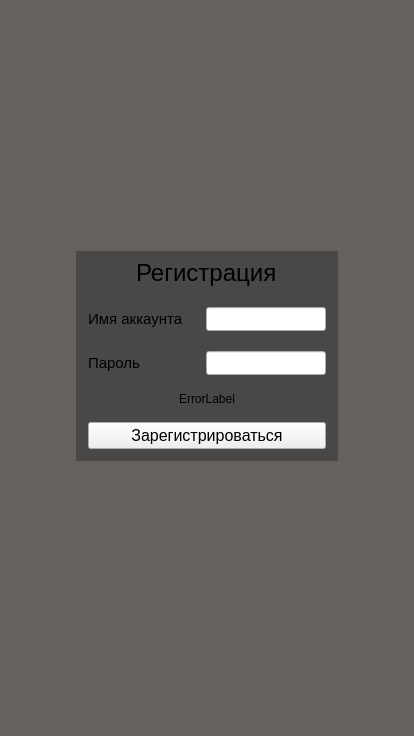
First picture: the form in ui/registrationWindow.ui, repository erandj/up, before the edit.
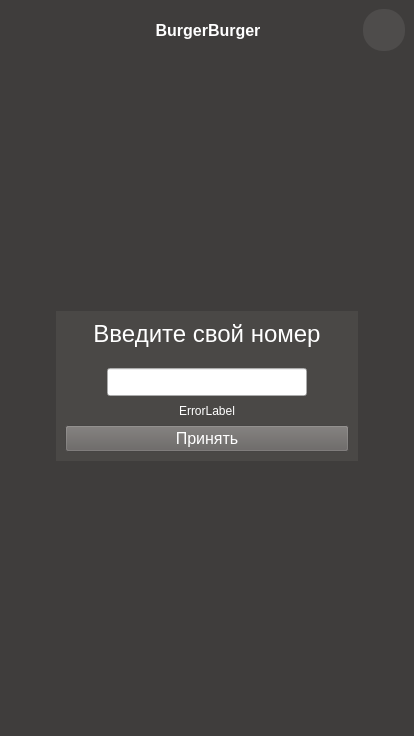
Second picture: the form after the edit. Icons and pictures are not drawn.

Patch:
```diff
--- a/ui/registrationWindow.ui
+++ b/ui/registrationWindow.ui
@@ -15,17 +15,14 @@
   </property>
   <widget class="QWidget" name="centralwidget">
    <property name="styleSheet">
-    <string notr="true">#mainWidget{
-	background-color:rgb(100, 97, 95)
+    <string notr="true">#MainWidget{
+	background-color:rgb(63, 61, 60);
 }
 
-#loginWidget{
-	background-color:rgb(74, 72, 70)
+#LoginWidget{
+	background-color:rgb(74, 72, 70);
 }
-
-#registrationWidget{
-	background-color:rgb(74, 72, 70)
-}</string>
+</string>
    </property>
    <layout class="QHBoxLayout" name="horizontalLayout">
     <property name="leftMargin">
@@ -41,38 +38,127 @@
      <number>0</number>
     </property>
     <item>
-     <widget class="QWidget" name="mainWidget" native="true">
+     <widget class="QWidget" name="MainWidget" native="true">
+      <property name="styleSheet">
+       <string notr="true">QLabel{
+	color:rgb(255, 255, 255);
+}
+
+QPushButton{
+	color:rgb(255, 255, 255);
+	background-color: rgba(255, 255, 255, 20);
+}</string>
+      </property>
       <layout class="QVBoxLayout" name="verticalLayout">
        <property name="spacing">
         <number>0</number>
        </property>
        <property name="leftMargin">
-        <number>76</number>
+        <number>0</number>
        </property>
        <property name="topMargin">
         <number>0</number>
        </property>
        <property name="rightMargin">
-        <number>76</number>
+        <number>0</number>
        </property>
        <property name="bottomMargin">
         <number>0</number>
        </property>
        <item>
-        <spacer name="verticalSpacer_5">
-         <property name="orientation">
-          <enum>Qt::Vertical</enum>
+        <widget class="QWidget" name="TitleWidget" native="true">
+         <property name="sizePolicy">
+          <sizepolicy hsizetype="Preferred" vsizetype="Fixed">
+           <horstretch>0</horstretch>
+           <verstretch>0</verstretch>
+          </sizepolicy>
          </property>
-         <property name="sizeType">
-          <enum>QSizePolicy::Preferred</enum>
-         </property>
-         <property name="sizeHint" stdset="0">
+         <property name="minimumSize">
           <size>
-           <width>20</width>
-           <height>251</height>
+           <width>0</width>
+           <height>60</height>
           </size>
          </property>
-        </spacer>
+         <property name="styleSheet">
+          <string notr="true">QPushButton {
+    border-radius: 20px;
+}
+</string>
+         </property>
+         <layout class="QHBoxLayout" name="horizontalLayout_2">
+          <item>
+           <spacer name="horizontalSpacer">
+            <property name="orientation">
+             <enum>Qt::Horizontal</enum>
+            </property>
+            <property name="sizeType">
+             <enum>QSizePolicy::Fixed</enum>
+            </property>
+            <property name="sizeHint" stdset="0">
+             <size>
+              <width>50</width>
+              <height>42</height>
+             </size>
+            </property>
+           </spacer>
+          </item>
+          <item>
+           <widget class="QLabel" name="label">
+            <property name="font">
+             <font>
+              <pointsize>12</pointsize>
+              <weight>75</weight>
+              <bold>true</bold>
+             </font>
+            </property>
+            <property name="text">
+             <string>BurgerBurger</string>
+            </property>
+            <property name="alignment">
+             <set>Qt::AlignCenter</set>
+            </property>
+           </widget>
+          </item>
+          <item>
+           <widget class="QPushButton" name="pushButton_4">
+            <property name="sizePolicy">
+             <sizepolicy hsizetype="Fixed" vsizetype="Fixed">
+              <horstretch>0</horstretch>
+              <verstretch>0</verstretch>
+             </sizepolicy>
+            </property>
+            <property name="minimumSize">
+             <size>
+              <width>0</width>
+              <height>0</height>
+             </size>
+            </property>
+            <property name="maximumSize">
+             <size>
+              <width>42</width>
+              <height>42</height>
+             </size>
+            </property>
+            <property name="styleSheet">
+             <string notr="true"/>
+            </property>
+            <property name="text">
+             <string/>
+            </property>
+            <property name="icon">
+             <iconset resource="resources.qrc">
+              <normaloff>:/icons/icons/1564505_close_delete_exit_remove_icon.png</normaloff>:/icons/icons/1564505_close_delete_exit_remove_icon.png</iconset>
+            </property>
+            <property name="iconSize">
+             <size>
+              <width>50</width>
+              <height>50</height>
+             </size>
+            </property>
+           </widget>
+          </item>
+         </layout>
+        </widget>
        </item>
        <item>
         <widget class="QWidget" name="loginWidget" native="true">
@@ -81,77 +167,87 @@
            <number>0</number>
           </property>
           <property name="leftMargin">
-           <number>12</number>
+           <number>56</number>
           </property>
           <property name="topMargin">
-           <number>8</number>
+           <number>0</number>
           </property>
           <property name="rightMargin">
-           <number>12</number>
+           <number>56</number>
           </property>
           <property name="bottomMargin">
-           <number>12</number>
+           <number>0</number>
           </property>
-          <item alignment="Qt::AlignHCenter">
-           <widget class="QLabel" name="title">
-            <property name="font">
-             <font>
-              <pointsize>18</pointsize>
-             </font>
-            </property>
-            <property name="text">
-             <string>Регистрация</string>
-            </property>
-           </widget>
-          </item>
           <item>
-           <spacer name="verticalSpacer">
+           <spacer name="verticalSpacer_5">
             <property name="orientation">
              <enum>Qt::Vertical</enum>
             </property>
+            <property name="sizeType">
+             <enum>QSizePolicy::Preferred</enum>
+            </property>
             <property name="sizeHint" stdset="0">
              <size>
               <width>20</width>
-              <height>20</height>
+              <height>251</height>
              </size>
             </property>
            </spacer>
           </item>
           <item>
-           <widget class="QWidget" name="loginTypeWidget" native="true">
-            <layout class="QHBoxLayout" name="loginLayout">
-             <property name="leftMargin">
+           <widget class="QWidget" name="LoginWidget" native="true">
+            <layout class="QVBoxLayout" name="verticalLayout_3">
+             <property name="spacing">
               <number>0</number>
              </property>
+             <property name="leftMargin">
+              <number>9</number>
+             </property>
              <property name="topMargin">
-              <number>0</number>
+              <number>9</number>
              </property>
              <property name="rightMargin">
-              <number>0</number>
+              <number>9</number>
              </property>
              <property name="bottomMargin">
-              <number>0</number>
+              <number>9</number>
              </property>
              <item>
-              <widget class="QLabel" name="loginLabel">
-               <property name="sizePolicy">
-                <sizepolicy hsizetype="Expanding" vsizetype="Preferred">
-                 <horstretch>0</horstretch>
-                 <verstretch>0</verstretch>
-                </sizepolicy>
-               </property>
+              <widget class="QLabel" name="title">
                <property name="font">
                 <font>
-                 <pointsize>11</pointsize>
+                 <pointsize>18</pointsize>
                 </font>
                </property>
+               <property name="styleSheet">
+                <string notr="true">color:rgb(255, 255, 255);</string>
+               </property>
                <property name="text">
-                <string>Имя аккаунта</string>
+                <string>Введите свой номер</string>
                </property>
+               <property name="alignment">
+                <set>Qt::AlignCenter</set>
+               </property>
               </widget>
              </item>
-             <item alignment="Qt::AlignRight|Qt::AlignVCenter">
-              <widget class="QLineEdit" name="loginLineEdit">
+             <item>
+              <spacer name="verticalSpacer_2">
+               <property name="orientation">
+                <enum>Qt::Vertical</enum>
+               </property>
+               <property name="sizeType">
+                <enum>QSizePolicy::Fixed</enum>
+               </property>
+               <property name="sizeHint" stdset="0">
+                <size>
+                 <width>20</width>
+                 <height>20</height>
+                </size>
+               </property>
+              </spacer>
+             </item>
+             <item alignment="Qt::AlignHCenter">
+              <widget class="QLineEdit" name="lineEdit">
                <property name="sizePolicy">
                 <sizepolicy hsizetype="Fixed" vsizetype="Fixed">
                  <horstretch>0</horstretch>
@@ -160,159 +256,94 @@
                </property>
                <property name="minimumSize">
                 <size>
-                 <width>120</width>
-                 <height>24</height>
+                 <width>200</width>
+                 <height>28</height>
                 </size>
                </property>
-               <property name="maximumSize">
+              </widget>
+             </item>
+             <item>
+              <spacer name="verticalSpacer_4">
+               <property name="orientation">
+                <enum>Qt::Vertical</enum>
+               </property>
+               <property name="sizeType">
+                <enum>QSizePolicy::Fixed</enum>
+               </property>
+               <property name="sizeHint" stdset="0">
                 <size>
-                 <width>100</width>
-                 <height>24</height>
+                 <width>20</width>
+                 <height>4</height>
                 </size>
                </property>
-              </widget>
+              </spacer>
              </item>
-            </layout>
-           </widget>
-          </item>
-          <item>
-           <spacer name="verticalSpacer_2">
-            <property name="orientation">
-             <enum>Qt::Vertical</enum>
-            </property>
-            <property name="sizeHint" stdset="0">
-             <size>
-              <width>20</width>
-              <height>20</height>
-             </size>
-            </property>
-           </spacer>
-          </item>
-          <item>
-           <widget class="QWidget" name="passwordTypeWidget" native="true">
-            <layout class="QHBoxLayout" name="passwordLayout">
-             <property name="leftMargin">
-              <number>0</number>
-             </property>
-             <property name="topMargin">
-              <number>0</number>
-             </property>
-             <property name="rightMargin">
-              <number>0</number>
-             </property>
-             <property name="bottomMargin">
-              <number>0</number>
-             </property>
              <item>
-              <widget class="QLabel" name="passwordLabel">
-               <property name="sizePolicy">
-                <sizepolicy hsizetype="Expanding" vsizetype="Preferred">
-                 <horstretch>0</horstretch>
-                 <verstretch>0</verstretch>
-                </sizepolicy>
+              <widget class="QLabel" name="errorLabel">
+               <property name="styleSheet">
+                <string notr="true">color:rgb(255, 255, 255);</string>
                </property>
-               <property name="font">
-                <font>
-                 <pointsize>11</pointsize>
-                </font>
-               </property>
                <property name="text">
-                <string>Пароль</string>
+                <string>ErrorLabel</string>
                </property>
+               <property name="alignment">
+                <set>Qt::AlignCenter</set>
+               </property>
               </widget>
              </item>
-             <item alignment="Qt::AlignRight">
-              <widget class="QLineEdit" name="passwordLineEdit">
-               <property name="sizePolicy">
-                <sizepolicy hsizetype="Fixed" vsizetype="Fixed">
-                 <horstretch>0</horstretch>
-                 <verstretch>0</verstretch>
-                </sizepolicy>
+             <item>
+              <spacer name="verticalSpacer_3">
+               <property name="orientation">
+                <enum>Qt::Vertical</enum>
                </property>
-               <property name="minimumSize">
-                <size>
-                 <width>120</width>
-                 <height>24</height>
-                </size>
+               <property name="sizeType">
+                <enum>QSizePolicy::Fixed</enum>
                </property>
-               <property name="maximumSize">
+               <property name="sizeHint" stdset="0">
                 <size>
-                 <width>120</width>
-                 <height>24</height>
+                 <width>20</width>
+                 <height>3</height>
                 </size>
                </property>
+              </spacer>
+             </item>
+             <item>
+              <widget class="QPushButton" name="pushButton">
+               <property name="font">
+                <font>
+                 <pointsize>12</pointsize>
+                </font>
+               </property>
+               <property name="styleSheet">
+                <string notr="true">color:rgb(255, 255, 255); background-color:rgb(100, 97, 95)</string>
+               </property>
+               <property name="text">
+                <string>Принять</string>
+               </property>
               </widget>
              </item>
             </layout>
            </widget>
           </item>
           <item>
-           <spacer name="verticalSpacer_4">
+           <spacer name="verticalSpacer_6">
             <property name="orientation">
              <enum>Qt::Vertical</enum>
             </property>
-            <property name="sizeHint" stdset="0">
-             <size>
-              <width>20</width>
-              <height>10</height>
-             </size>
+            <property name="sizeType">
+             <enum>QSizePolicy::Preferred</enum>
             </property>
-           </spacer>
-          </item>
-          <item>
-           <widget class="QLabel" name="errorLabel">
-            <property name="text">
-             <string>ErrorLabel</string>
-            </property>
-            <property name="alignment">
-             <set>Qt::AlignCenter</set>
-            </property>
-           </widget>
-          </item>
-          <item>
-           <spacer name="verticalSpacer_3">
-            <property name="orientation">
-             <enum>Qt::Vertical</enum>
-            </property>
             <property name="sizeHint" stdset="0">
              <size>
               <width>20</width>
-              <height>10</height>
+              <height>275</height>
              </size>
             </property>
            </spacer>
           </item>
-          <item>
-           <widget class="QPushButton" name="pushButton">
-            <property name="font">
-             <font>
-              <pointsize>12</pointsize>
-             </font>
-            </property>
-            <property name="text">
-             <string>Зарегистрироваться</string>
-            </property>
-           </widget>
-          </item>
          </layout>
         </widget>
        </item>
-       <item>
-        <spacer name="verticalSpacer_6">
-         <property name="orientation">
-          <enum>Qt::Vertical</enum>
-         </property>
-         <property name="sizeType">
-          <enum>QSizePolicy::Preferred</enum>
-         </property>
-         <property name="sizeHint" stdset="0">
-          <size>
-           <width>20</width>
-           <height>275</height>
-          </size>
-         </property>
-        </spacer>
-       </item>
       </layout>
      </widget>
     </item>
```
Left out of the diff: 6 changed lines with no effect on the pictures.
